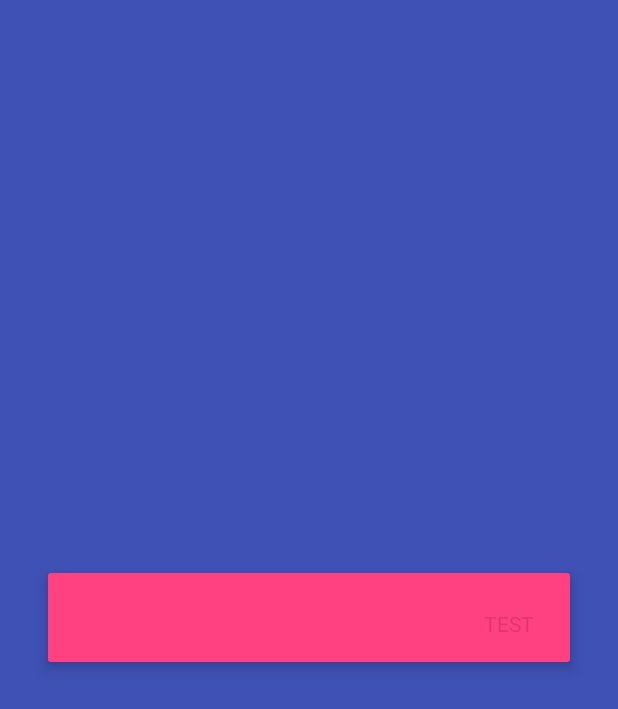
After one commit to FlorianMarsch/androidTest, an Android app: the layout activity_dialog.xml on its own in the app's theme, with its tools: preview values and no code run, on a phone screen of 412 x 824 dp. The commit adds this screen. Shown: the top 709 px of the screen. Run offline under Robolectric (Android 15) with nearby library versions, the phone set to English and light mode, and no system bars.

Commit message:
test with circularReveal

```diff
--- /dev/null
+++ b/app/src/main/res/drawable/dialog_background.xml
@@ -0,0 +1,10 @@
+<?xml version="1.0" encoding="utf-8"?>
+<shape
+    xmlns:android="http://schemas.android.com/apk/res/android"
+    android:shape="rectangle">
+    <corners android:radius="@dimen/dialog_corners" />
+    <!--
+    <solid android:color="@color/background_light" />
+    -->
+    <solid android:color="@color/colorAccent" />
+</shape>
--- /dev/null
+++ b/app/src/main/res/drawable/splash_background.xml
@@ -0,0 +1,13 @@
+<?xml version="1.0" encoding="utf-8"?>
+<layer-list xmlns:android="http://schemas.android.com/apk/res/android">
+
+    <item
+        android:drawable="@color/colorPrimary"/>
+
+    <item>
+        <bitmap
+            android:gravity="center"
+            android:src="@mipmap/ic_launcher"/>
+    </item>
+
+</layer-list>
--- /dev/null
+++ b/app/src/main/res/layout/activity_dialog.xml
@@ -0,0 +1,45 @@
+<FrameLayout
+    xmlns:android="http://schemas.android.com/apk/res/android"
+    xmlns:tools="http://schemas.android.com/tools"
+    xmlns:app="http://schemas.android.com/apk/res-auto"
+    android:layout_width="match_parent"
+    android:layout_height="match_parent"
+    tools:context="de.florianmarsch.ldcadmin.Dialog"
+    android:onClick="dismiss">
+
+    <LinearLayout
+        android:id="@+id/container"
+        android:layout_width="match_parent"
+        android:layout_height="wrap_content"
+        android:layout_marginStart="@dimen/spacing_large"
+        android:layout_marginEnd="@dimen/spacing_large"
+        android:paddingStart="@dimen/padding_normal"
+        android:paddingTop="@dimen/padding_dialog"
+        android:paddingEnd="@dimen/padding_dialog"
+        android:paddingBottom="@dimen/padding_normal"
+        android:orientation="vertical"
+        android:layout_gravity="center"
+        android:elevation="@dimen/z_fab"
+        android:background="@drawable/dialog_background"
+        android:clickable="true"
+        android:transitionName="transition_designer_news_login">
+
+
+
+
+
+
+            <TextView
+                android:id="@+id/login"
+                android:layout_width="wrap_content"
+                android:layout_height="wrap_content"
+                android:layout_gravity="end"
+                android:enabled="false"
+                android:text="TEST" />
+
+
+
+
+    </LinearLayout>
+
+</FrameLayout>
--- a/app/src/main/res/layout/activity_main.xml
+++ b/app/src/main/res/layout/activity_main.xml
@@ -5,7 +5,9 @@
     android:layout_width="match_parent"
     android:layout_height="match_parent"
     android:fitsSystemWindows="true"
-    tools:context="de.florianmarsch.ldcadmin.MainActivity">
+    tools:context="de.florianmarsch.ldcadmin.MainActivity"
+    android:visibility="gone"
+    android:id="@+id/layout">
 
     <android.support.design.widget.AppBarLayout
         android:layout_width="match_parent"
--- a/app/src/main/res/layout/content_main.xml
+++ b/app/src/main/res/layout/content_main.xml
@@ -11,7 +11,8 @@
     android:paddingTop="@dimen/activity_vertical_margin"
     app:layout_behavior="@string/appbar_scrolling_view_behavior"
     tools:context="de.florianmarsch.ldcadmin.MainActivity"
-    tools:showIn="@layout/activity_main">
+    tools:showIn="@layout/activity_main"
+    android:background="@color/background_light">
 
     <TextView
         android:layout_width="wrap_content"
--- a/app/src/main/res/values/colors.xml
+++ b/app/src/main/res/values/colors.xml
@@ -3,4 +3,8 @@
     <color name="colorPrimary">#3F51B5</color>
     <color name="colorPrimaryDark">#303F9F</color>
     <color name="colorAccent">#FF4081</color>
+   <color name="background_light">#fafafa</color>
+
+
+    <color name="modal">#ac5c5555</color>
 </resources>
--- a/app/src/main/res/values/dimens.xml
+++ b/app/src/main/res/values/dimens.xml
@@ -3,4 +3,11 @@
     <dimen name="activity_horizontal_margin">16dp</dimen>
     <dimen name="activity_vertical_margin">16dp</dimen>
     <dimen name="fab_margin">16dp</dimen>
+
+
+    <dimen name="spacing_large">32dp</dimen>
+    <dimen name="padding_normal">16dp</dimen>
+    <dimen name="padding_dialog">24dp</dimen>
+    <dimen name="z_fab">6dp</dimen>
+    <dimen name="dialog_corners">2dp</dimen>
 </resources>
--- a/app/src/main/res/values/styles.xml
+++ b/app/src/main/res/values/styles.xml
@@ -6,15 +6,29 @@
         <item name="colorPrimary">@color/colorPrimary</item>
         <item name="colorPrimaryDark">@color/colorPrimaryDark</item>
         <item name="colorAccent">@color/colorAccent</item>
+        <item name="android:windowBackground">@drawable/splash_background</item>
     </style>
 
     <style name="AppTheme.NoActionBar">
         <item name="windowActionBar">false</item>
         <item name="windowNoTitle">true</item>
+
     </style>
 
     <style name="AppTheme.AppBarOverlay" parent="ThemeOverlay.AppCompat.Dark.ActionBar" />
 
     <style name="AppTheme.PopupOverlay" parent="ThemeOverlay.AppCompat.Light" />
 
+
+    <style name="Theme.Transparent" parent="AppTheme.NoActionBar">
+        <item name="android:windowNoTitle">true</item>
+        <item name="android:windowIsTranslucent">true</item>
+       <!-- <item name="android:windowBackground">@android:color/transparent</item>-->
+        <item name="android:windowBackground">@color/modal</item>
+    </style>
+
+    <style name="SplashTheme" parent="Theme.AppCompat.NoActionBar">
+        <item name="android:windowBackground">@drawable/splash_background</item>
+    </style>
+
 </resources>
```
Also changed, not shown: app/src/main/AndroidManifest.xml (+17 -0 lines), app/src/main/java/de/florianmarsch/ldcadmin/Dialog.java (added, +55 -0 lines), app/src/main/java/de/florianmarsch/ldcadmin/MainActivity.java (+56 -15 lines), app/src/main/java/de/florianmarsch/ldcadmin/SplashActivity.java (added, +31 -0 lines), app/src/main/java/de/florianmarsch/ldcadmin/anim/FabTransform.java (added, +254 -0 lines).
